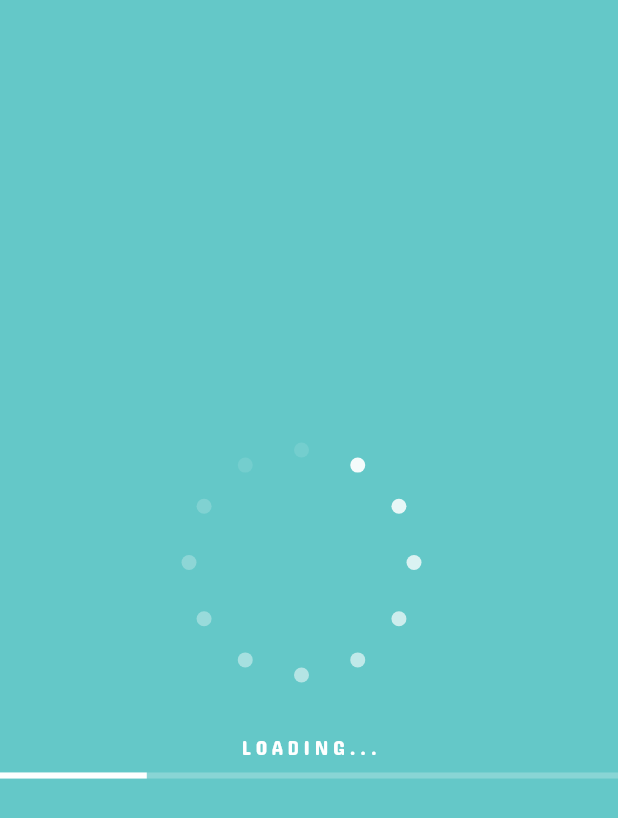
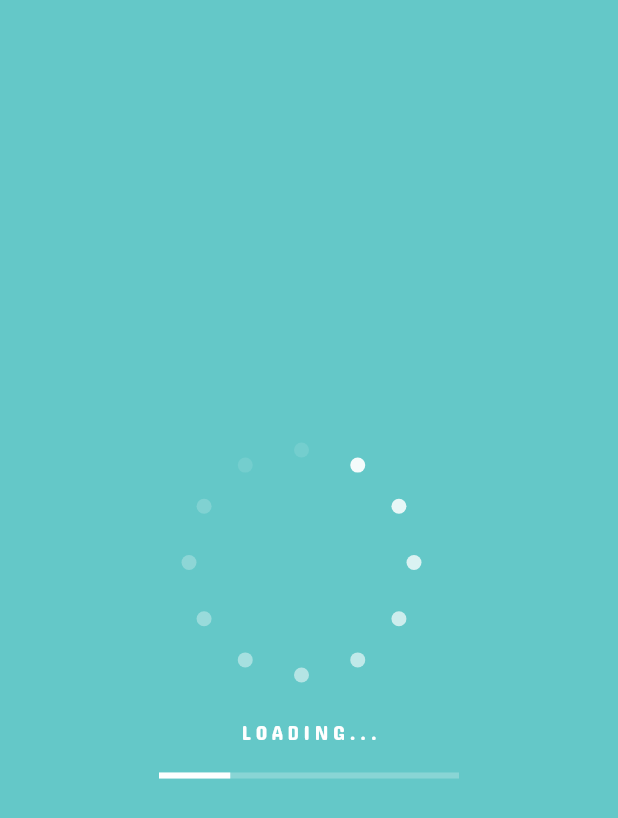
Before and after one commit to jeanJonathan/notebook_progress, a Flutter app: the LoadingScreen screen opened directly, on a phone screen of 412 x 824 dp. Shown: the top 818 px of the screen. Run offline on Flutter 3.47's test engine with Material 3 defaults, Android fonts, the phone set to English and light mode, and no system bars; our stand-ins replace cloud_firestore, firebase_auth, firebase_core, firebase_storage, flutter_typeahead, google_maps_flutter and 6 more; missing offline and left inert: flutter_facebook_auth; accounts and stored records are empty.

Commit message:
centrement de la barre de chargement

```diff
--- a/lib/loading_screen.dart
+++ b/lib/loading_screen.dart
@@ -47,6 +47,7 @@ class _LoadingScreenState extends State<LoadingScreen> with TickerProviderStateM
       body: Center(
         child: Column(
           mainAxisAlignment: MainAxisAlignment.center,
+          crossAxisAlignment: CrossAxisAlignment.center, // Assure that all children align in center horizontally
           children: <Widget>[
             CustomPaint(
               painter: CirclePainter(_controller.value),
@@ -55,13 +56,16 @@ class _LoadingScreenState extends State<LoadingScreen> with TickerProviderStateM
                 height: 150,
               ),
             ),
-            SizedBox(height: 30),
-            Text('LOADING...', style: TextStyle(color: Colors.white, letterSpacing: 3,fontFamily: 'Concert One')),
-            SizedBox(height: 10),
-            LinearProgressIndicator(
-              value: _animation.value / 100,
-              backgroundColor: Colors.white24,
-              valueColor: AlwaysStoppedAnimation<Color>(Colors.white),
+            SizedBox(height: 20), // Adjust spacing as needed
+            Text('LOADING...', style: TextStyle(color: Colors.white, letterSpacing: 3, fontFamily: 'Concert One')),
+            SizedBox(height: 20), // Adjust spacing to place the progress bar in the middle
+            Container(
+              width: 200, // Set the width of the progress bar
+              child: LinearProgressIndicator(
+                value: _animation.value / 100,
+                backgroundColor: Colors.white24,
+                valueColor: AlwaysStoppedAnimation<Color>(Colors.white),
+              ),
             ),
           ],
         ),
```
